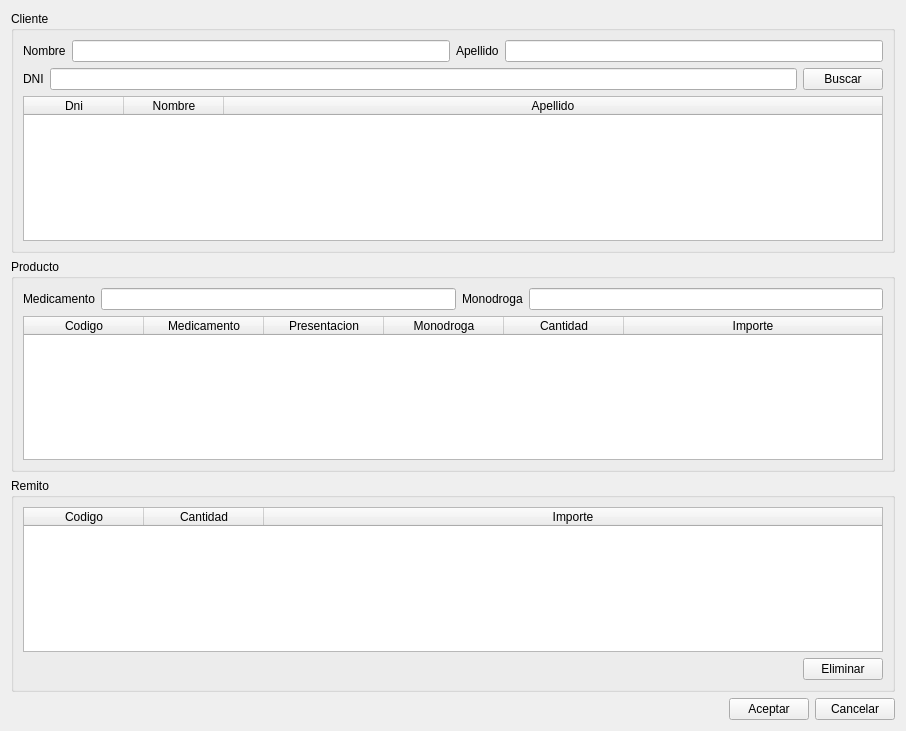
Before: the Qt Designer form ventanas/vtnVentaConRemito.ui in leaLuque/FarmaciaCrisol, drawn with Qt 5.
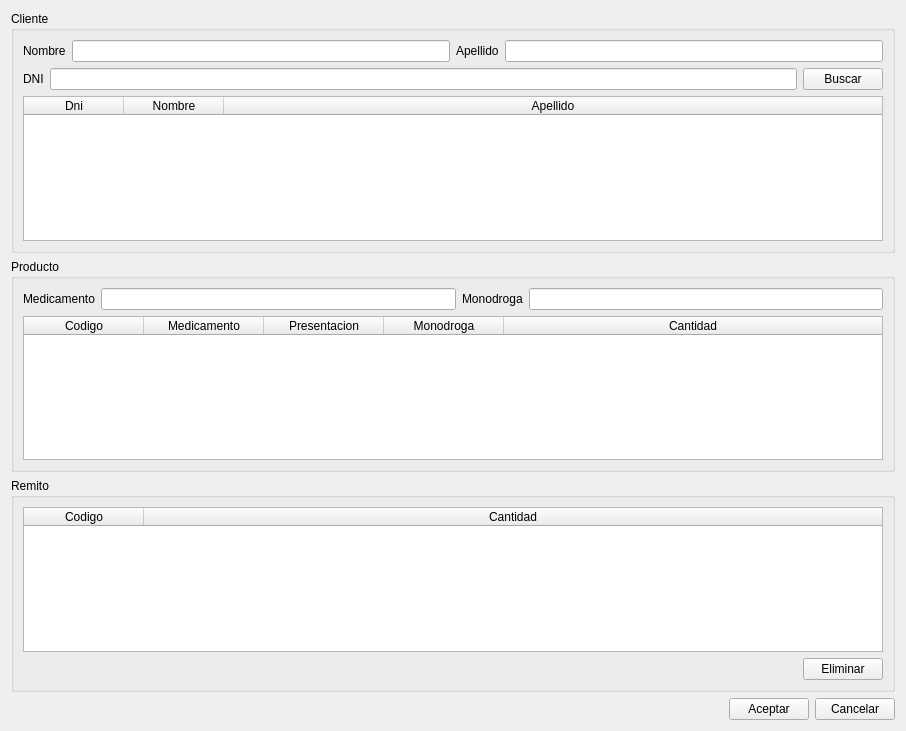
After: the same form once the commit is applied.

The edit to the form file:
```diff
--- a/ventanas/vtnVentaConRemito.ui
+++ b/ventanas/vtnVentaConRemito.ui
@@ -224,11 +224,6 @@
             <string>Cantidad</string>
            </property>
           </column>
-          <column>
-           <property name="text">
-            <string>Importe</string>
-           </property>
-          </column>
          </widget>
         </item>
        </layout>
@@ -271,11 +266,6 @@
             <string>Cantidad</string>
            </property>
           </column>
-          <column>
-           <property name="text">
-            <string>Importe</string>
-           </property>
-          </column>
          </widget>
         </item>
        </layout>
```
